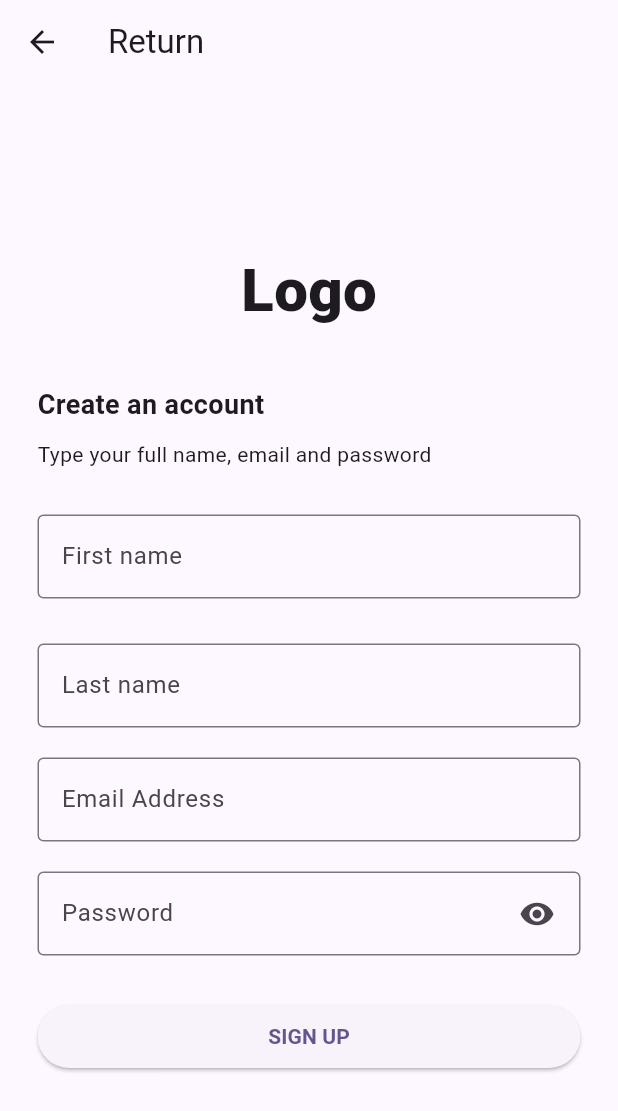
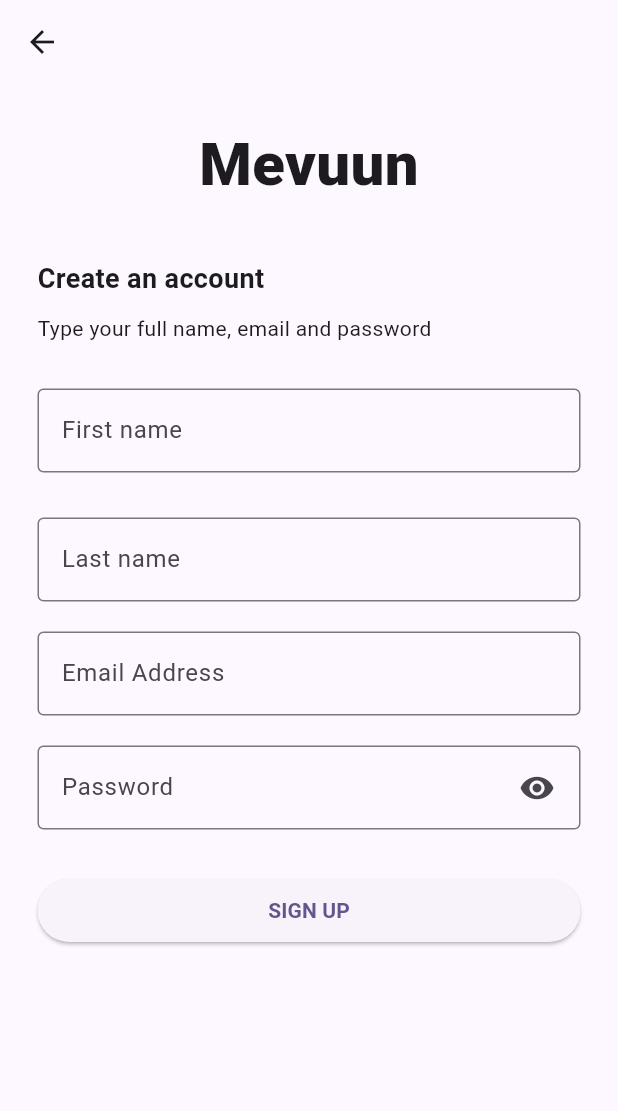
Before and after one commit to Brendovisk/Mevuun, a Flutter app: the CreateAccountPage screen opened directly, on a phone screen of 412 x 824 dp. Shown: the top 1111 px of the screen. Run offline on Flutter 3.47's test engine with Material 2 defaults, Android fonts, the phone set to English and light mode, and no system bars; our stand-ins replace hive_flutter, responsive_grid; accounts and stored records are empty.

Commit message:
refactor: change the logo word and fix missing properties on login screen

```diff
--- a/lib/pages/login/create_account.dart
+++ b/lib/pages/login/create_account.dart
@@ -37,20 +37,17 @@ class _CreateAccountPageState extends State<CreateAccountPage> {
   @override
   Widget build(BuildContext context) {
     return Scaffold(
-      appBar: AppBar(
-        title: const Text("Return"),
-      ),
-      body: Column(
-        mainAxisAlignment: MainAxisAlignment.center,
+      appBar: AppBar(),
+      body: ListView(
         children: [
           Padding(
-            padding: const EdgeInsets.only(left: 25, right: 25),
+            padding: const EdgeInsets.all(25),
             child: Column(
               crossAxisAlignment: CrossAxisAlignment.start,
               children: [
                 const Center(
                   child: Text(
-                    "Logo",
+                    "Mevuun",
                     style: TextStyle(
                       fontSize: 40,
                       fontWeight: FontWeight.w900,
--- a/lib/pages/login/login.dart
+++ b/lib/pages/login/login.dart
@@ -54,7 +54,7 @@ class _LoginPageState extends State<LoginPage> {
               children: [
                 const Center(
                   child: Text(
-                    "Logo",
+                    "Mevuun",
                     style: TextStyle(
                       fontSize: 60,
                       fontWeight: FontWeight.w900,
--- a/lib/pages/profile/profile.dart
+++ b/lib/pages/profile/profile.dart
@@ -62,7 +62,7 @@ class _ProfilePageState extends State<ProfilePage> {
                           children: [
                             TextFormField(
                               readOnly: true,
-                              // initialValue: firstName[1],
+                              initialValue: "John",
                               decoration: const InputDecoration(
                                 border: OutlineInputBorder(),
                                 labelText: "John",
@@ -71,7 +71,7 @@ class _ProfilePageState extends State<ProfilePage> {
                             const SizedBox(height: 28),
                             TextFormField(
                               readOnly: true,
-                              // initialValue: lastName[2],
+                              initialValue: "Doe",
                               decoration: const InputDecoration(
                                 border: OutlineInputBorder(),
                                 labelText: "Doe",
@@ -80,7 +80,7 @@ class _ProfilePageState extends State<ProfilePage> {
                             const SizedBox(height: 28),
                             TextFormField(
                               readOnly: true,
-                              // initialValue: email[3],
+                              initialValue: "john@gmail.com",
                               decoration: const InputDecoration(
                                 border: OutlineInputBorder(),
                                 labelText: "john@gmail.com",
```
